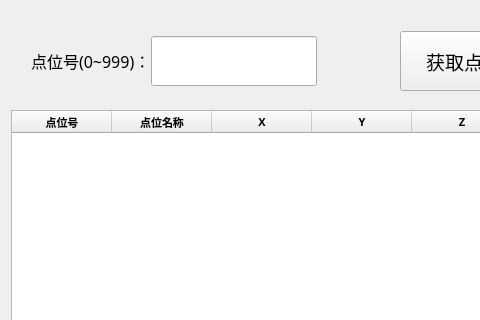
Before: the Qt Designer form pointinfo.ui in duanyifei777/TCPClint, drawn with Qt 5; both pictures show x 0 to 480 and y 0 to 320 of the 597 by 502 pixel window.
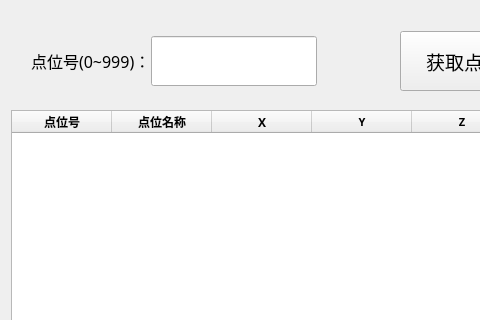
After: the same form once the commit is applied.

The edit to the form file:
```diff
--- a/pointinfo.ui
+++ b/pointinfo.ui
@@ -173,7 +173,7 @@
       <property name="font">
        <font>
         <family>微软雅黑</family>
-        <pointsize>8</pointsize>
+        <pointsize>9</pointsize>
         <bold>true</bold>
        </font>
       </property>
@@ -185,7 +185,7 @@
       <property name="font">
        <font>
         <family>微软雅黑</family>
-        <pointsize>8</pointsize>
+        <pointsize>9</pointsize>
         <bold>true</bold>
        </font>
       </property>
@@ -197,7 +197,7 @@
       <property name="font">
        <font>
         <family>微软雅黑</family>
-        <pointsize>8</pointsize>
+        <pointsize>9</pointsize>
         <bold>true</bold>
        </font>
       </property>
@@ -208,6 +208,7 @@
       </property>
       <property name="font">
        <font>
+        <family>微软雅黑</family>
         <bold>true</bold>
        </font>
       </property>
@@ -218,6 +219,7 @@
       </property>
       <property name="font">
        <font>
+        <family>微软雅黑</family>
         <bold>true</bold>
        </font>
       </property>
@@ -228,6 +230,7 @@
       </property>
       <property name="font">
        <font>
+        <family>微软雅黑</family>
         <bold>true</bold>
        </font>
       </property>
@@ -238,6 +241,7 @@
       </property>
       <property name="font">
        <font>
+        <family>微软雅黑</family>
         <bold>true</bold>
        </font>
       </property>
@@ -248,6 +252,7 @@
       </property>
       <property name="font">
        <font>
+        <family>微软雅黑</family>
         <bold>true</bold>
        </font>
       </property>
@@ -258,6 +263,7 @@
       </property>
       <property name="font">
        <font>
+        <family>微软雅黑</family>
         <bold>true</bold>
        </font>
       </property>
@@ -268,6 +274,7 @@
       </property>
       <property name="font">
        <font>
+        <family>微软雅黑</family>
         <bold>true</bold>
        </font>
       </property>
@@ -278,6 +285,7 @@
       </property>
       <property name="font">
        <font>
+        <family>微软雅黑</family>
         <bold>true</bold>
        </font>
       </property>
@@ -288,6 +296,7 @@
       </property>
       <property name="font">
        <font>
+        <family>微软雅黑</family>
         <bold>true</bold>
        </font>
       </property>
@@ -298,6 +307,7 @@
       </property>
       <property name="font">
        <font>
+        <family>微软雅黑</family>
         <bold>true</bold>
        </font>
       </property>
@@ -308,6 +318,7 @@
       </property>
       <property name="font">
        <font>
+        <family>微软雅黑</family>
         <bold>true</bold>
        </font>
       </property>
@@ -318,6 +329,7 @@
       </property>
       <property name="font">
        <font>
+        <family>微软雅黑</family>
         <bold>true</bold>
        </font>
       </property>
@@ -328,6 +340,7 @@
       </property>
       <property name="font">
        <font>
+        <family>微软雅黑</family>
         <bold>true</bold>
        </font>
       </property>
@@ -338,6 +351,7 @@
       </property>
       <property name="font">
        <font>
+        <family>微软雅黑</family>
         <bold>true</bold>
        </font>
       </property>
@@ -348,6 +362,7 @@
       </property>
       <property name="font">
        <font>
+        <family>微软雅黑</family>
         <bold>true</bold>
        </font>
       </property>
@@ -358,6 +373,7 @@
       </property>
       <property name="font">
        <font>
+        <family>微软雅黑</family>
         <bold>true</bold>
        </font>
       </property>
@@ -368,6 +384,7 @@
       </property>
       <property name="font">
        <font>
+        <family>微软雅黑</family>
         <bold>true</bold>
        </font>
       </property>
@@ -378,6 +395,7 @@
       </property>
       <property name="font">
        <font>
+        <family>微软雅黑</family>
         <bold>true</bold>
        </font>
       </property>
```
